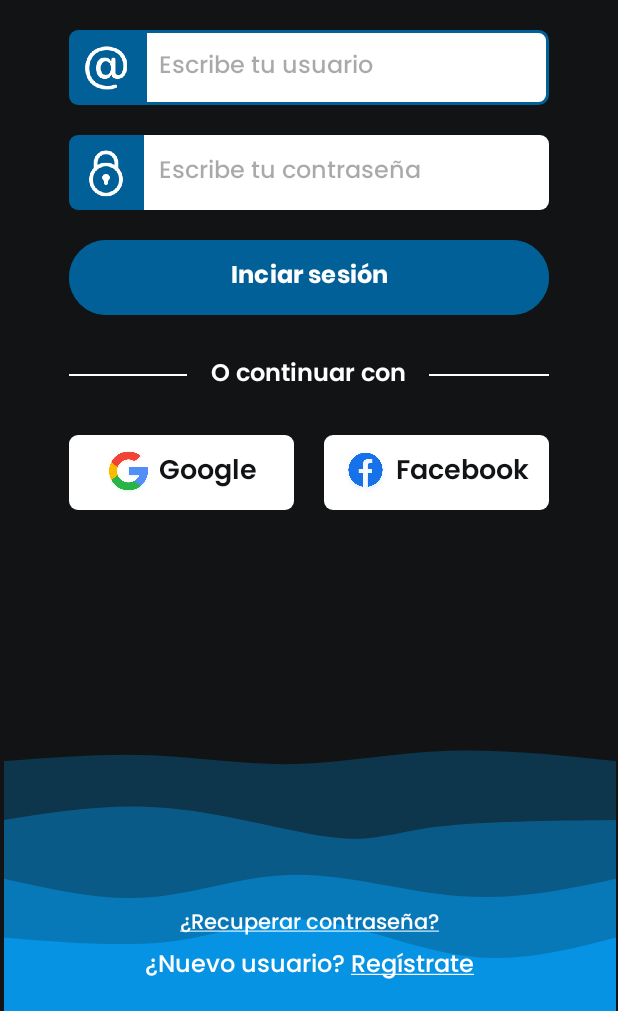
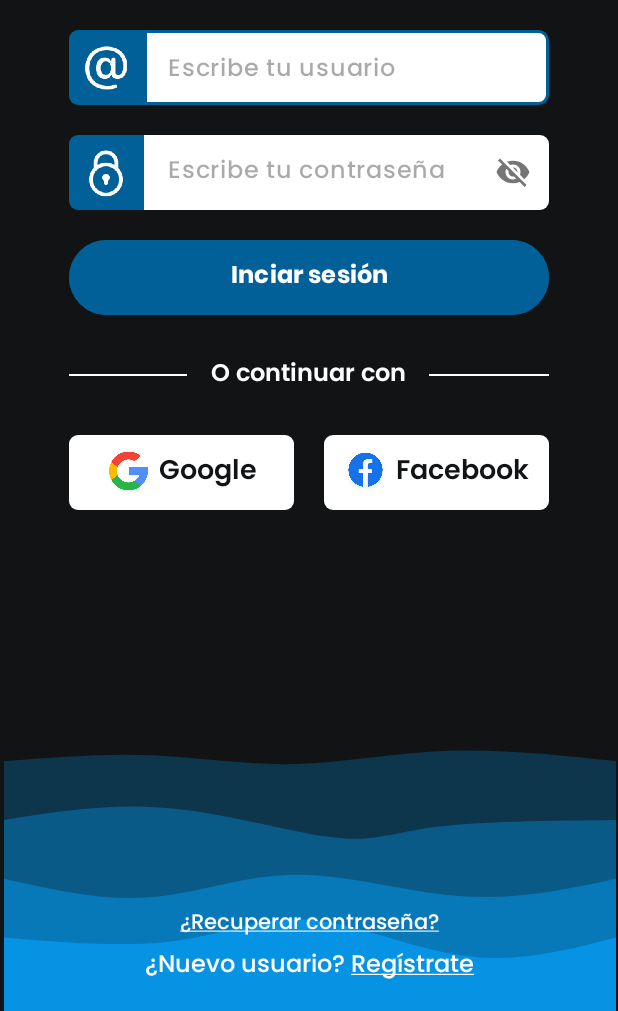
Before and after one commit to danimarin24/shopmate, an Android app: the LoginActivity screen opened directly, with no data from a screen before it, after a tap on "Inciar sesión", on a phone screen of 412 x 824 dp, the part 225-1236 px from its top. Run offline under Robolectric (Android 15) with nearby library versions, the phone set to English and light mode, and no system bars; network calls fail; 3 statements that could not run were skipped; 2 other taps on this screen came first.

Commit message:
WIP request api with correct apikey and check password hash

```diff
--- a/shopmate_app/app/src/main/java/com/example/shopmate_app/api/APIService.kt
+++ b/shopmate_app/app/src/main/java/com/example/shopmate_app/api/APIService.kt
@@ -6,6 +6,7 @@ import com.example.shopmate_app.model.User
 import retrofit2.Response
 import retrofit2.http.Body
 import retrofit2.http.GET
+import retrofit2.http.Header
 import retrofit2.http.Path
 import retrofit2.http.Query
 
@@ -13,23 +14,27 @@ interface APIService {
 
     // CATEGORY
     @GET("/api/Categories/{id}")
-    suspend fun getCategory(@Path("id") id: Int): Response<Category>
+    suspend fun getCategory(@Path("id") id: Int, @Header("x-api-key") apiKey: String): Response<Category>
 
     @GET("/api/Categories/")
-    suspend fun getCategories(): Response<Categories>
+    suspend fun getCategories(@Header("x-api-key") apiKey: String): Response<Categories>
 
 
     // USER
-    @GET("/api/users")
-    suspend fun getUser(@Query("token") token: String): Response<User>
+    @GET("/api/User/{username}")
+    suspend fun getUser(@Path("username") username: String, @Header("x-api-key") apiKey: String): Response<User>
+
+    @GET("/api/User/{id}")
+    suspend fun getUser(@Path("id") id: Int, @Header("x-api-key") apiKey: String): Response<User>
+
 
     @GET("/api/users")
-    suspend fun addUser(@Body user: User): Response<Message>
+    suspend fun addUser(@Body user: User, @Header("x-api-key") apiKey: String): Response<Message>
 
     @GET("/api/users")
-    suspend fun updateUser(@Body user: User): Response<Message>
+    suspend fun updateUser(@Body user: User, @Header("x-api-key") apiKey: String): Response<Message>
 
     @GET("/api/users")
-    suspend fun deleteUser(@Body user: User): Response<Message>
+    suspend fun deleteUser(@Body user: User, @Header("x-api-key") apiKey: String): Response<Message>
 
 }
--- a/shopmate_app/app/src/main/java/com/example/shopmate_app/api/CrudApi.kt
+++ b/shopmate_app/app/src/main/java/com/example/shopmate_app/api/CrudApi.kt
@@ -1,6 +1,7 @@
 package com.example.shopmate_app.api
 
 import android.util.Log
+import com.bumptech.glide.load.engine.Resource
 import com.example.shopmate_app.model.User
 import com.google.gson.GsonBuilder
 import kotlinx.coroutines.CoroutineScope
@@ -16,9 +17,11 @@ import retrofit2.converter.gson.GsonConverterFactory
 import kotlin.coroutines.CoroutineContext
 
 class CrudApi : CoroutineScope {
-    private val baseIp = "https://172.16.24.173"
-    private val port = "5934"
+    private val baseIp = "http://172.16.24.21"
+    private val port = "6385"
     private val apiUrl = "${baseIp}:${port}/"
+    private val apiKey = "c11cddd5b1554b78b6532b41287bd243"
+
 
     private val job = Job()
     override val coroutineContext: CoroutineContext
@@ -43,12 +46,12 @@ class CrudApi : CoroutineScope {
     }
 
 
-    fun getUser(token: String): User? {
+    fun getUser(username: String): User? {
         var res : Response<User>? = null
 
         runBlocking {
             val coroutine = launch {
-                res = getRetrofit().create(APIService::class.java).getUser(token)
+                res = getRetrofit().create(APIService::class.java).getUser(username, apiKey)
             }
             coroutine.join()
         }
@@ -66,7 +69,7 @@ class CrudApi : CoroutineScope {
 
         runBlocking {
             val corrutina = launch {
-                resposta = getRetrofit().create(APIService::class.java).addUser(user)
+                resposta = getRetrofit().create(APIService::class.java).addUser(user, apiKey)
             }
             corrutina.join()
         }
--- /dev/null
+++ b/shopmate_app/app/src/main/java/com/example/shopmate_app/model/PasswordsUtils.kt
@@ -0,0 +1,27 @@
+package com.example.shopmate_app.model
+
+import java.security.MessageDigest
+import java.math.BigInteger
+
+
+class PasswordUtils {
+    companion object {
+        // Función para hashear una cadena utilizando SHA-256
+        fun hashString(input: String): String {
+            val md = MessageDigest.getInstance("SHA-256")
+            val messageDigest = md.digest(input.toByteArray())
+            val no = BigInteger(1, messageDigest)
+            var hashtext = no.toString(16)
+            while (hashtext.length < 32) {
+                hashtext = "0$hashtext"
+            }
+            return hashtext
+        }
+
+        // Función para verificar si la contraseña ingresada coincide con la contraseña hasheada almacenada
+        fun checkPassword(inputPassword: String, storedHashedPassword: String): Boolean {
+            val hashedInputPassword = hashString(inputPassword)
+            return hashedInputPassword == storedHashedPassword
+        }
+    }
+}
--- a/shopmate_app/app/src/main/java/com/example/shopmate_app/model/User.kt
+++ b/shopmate_app/app/src/main/java/com/example/shopmate_app/model/User.kt
@@ -6,6 +6,7 @@ data class User(
     // PK
     val id: Int,
     val username: String,
+    val password: String,
     val name: String,
     val email: String,
     val phoneNumber: Int,
--- a/shopmate_app/app/src/main/java/com/example/shopmate_app/view/login/LoginActivity.kt
+++ b/shopmate_app/app/src/main/java/com/example/shopmate_app/view/login/LoginActivity.kt
@@ -12,7 +12,9 @@ import androidx.credentials.CredentialManager
 import androidx.credentials.GetCredentialRequest
 import androidx.credentials.exceptions.GetCredentialException
 import com.example.shopmate_app.R
+import com.example.shopmate_app.api.CrudApi
 import com.example.shopmate_app.databinding.ActivityLoginBinding
+import com.example.shopmate_app.model.PasswordUtils
 import com.example.shopmate_app.view.user.UserProfileActivity
 import com.google.android.libraries.identity.googleid.GetGoogleIdOption
 import com.google.android.libraries.identity.googleid.GoogleIdTokenCredential
@@ -40,7 +42,7 @@ class LoginActivity : AppCompatActivity() {
             insets
         }
 
-        checkLogged()
+        //checkLogged()
 
 
         // LISTENERS
@@ -72,7 +74,10 @@ class LoginActivity : AppCompatActivity() {
     // A function to check if user is already Login
     // redirect to home page.
     private fun checkLogged() {
-        /* TODO('') */
+
+
+
+
         val isLogged = true;
 
         if (isLogged) {
@@ -139,6 +144,24 @@ class LoginActivity : AppCompatActivity() {
     }
 
     private fun signEmailIn() {
+        var crudApi = CrudApi()
+
+
+
+        val username = binding.etUsername.text.toString()
+        val password = binding.etPassword.text.toString()
+        val hashedPassword = PasswordUtils.hashString(password)
+
+        Log.i("PASSWORD HASH", hashedPassword)
+
+        val user = crudApi.getUser("danimarin24")
+
+        if (user!!.password == hashedPassword) {
+            Log.i("USER NAME", user.name)
+            Log.i("USER EMAIL", user.email)
+            Log.i("USER PASSWORD HASH", user.password)
+        }
+
 
     }
 }
--- a/shopmate_app/app/src/main/java/com/example/shopmate_app/view/user/UserProfileActivity.kt
+++ b/shopmate_app/app/src/main/java/com/example/shopmate_app/view/user/UserProfileActivity.kt
@@ -23,10 +23,6 @@ class UserProfileActivity : AppCompatActivity() {
             insets
         }
 
-        binding.btnSignOut.setOnClickListener {
-            signGoogleOut()
-        }
-
     }
 
     private fun signGoogleOut(){
--- a/shopmate_app/app/src/main/res/layout/activity_login.xml
+++ b/shopmate_app/app/src/main/res/layout/activity_login.xml
@@ -83,20 +83,25 @@
                 android:src="@drawable/username_icon" />
         </RelativeLayout>
 
+        <com.google.android.material.textfield.TextInputLayout
+            android:id="@+id/etUsernameLayout"
+            android:layout_width="270dp"
+            android:layout_height="50dp"
+            app:hintEnabled="false">
 
-        <EditText
-            android:id="@+id/et_username"
-            android:layout_width="270dp"
-            android:layout_height="@dimen/height"
+            <com.google.android.material.textfield.TextInputEditText
+                android:id="@+id/etUsername"
+                android:layout_width="match_parent"
+                android:layout_height="match_parent"
                 android:autofillHints="username"
                 android:background="@drawable/custom_input"
-            android:ems="10"
                 android:fontFamily="@font/poppins_medium"
                 android:hint="@string/hintUsername"
+                android:includeFontPadding="false"
                 android:inputType="text"
-            android:paddingStart="@dimen/defaultPaddingLeft"
-            android:textAlignment="viewStart"
+                android:padding="0dp"
                 android:textSize="16sp" />
+        </com.google.android.material.textfield.TextInputLayout>
 
     </LinearLayout>
 
@@ -123,19 +128,26 @@
                 android:src="@drawable/lock_icon" />
         </RelativeLayout>
 
+        <com.google.android.material.textfield.TextInputLayout
+            android:id="@+id/etPasswordLayout"
+            android:layout_width="270dp"
+            android:layout_height="50dp"
+            app:hintEnabled="false"
+            app:passwordToggleEnabled="true">
 
-        <EditText
-            android:id="@+id/et_password"
-            android:layout_width="270dp"
-            android:layout_height="@dimen/height"
+            <com.google.android.material.textfield.TextInputEditText
+                android:id="@+id/etPassword"
+                android:layout_width="match_parent"
+                android:layout_height="match_parent"
                 android:autofillHints="password"
                 android:background="@drawable/custom_input"
-            android:ems="10"
                 android:fontFamily="@font/poppins_medium"
                 android:hint="@string/hintPassword"
                 android:inputType="textPassword"
-            android:paddingStart="@dimen/defaultPaddingLeft"
-            android:textSize="@dimen/defaultTextSize" />
+                android:padding="0dp"
+                android:textSize="16sp" />
+
+        </com.google.android.material.textfield.TextInputLayout>
 
     </LinearLayout>
 
--- a/shopmate_app/app/src/main/res/values/strings.xml
+++ b/shopmate_app/app/src/main/res/values/strings.xml
@@ -7,7 +7,7 @@
 
 
 
-    <string name="iconStr">Icon</string>
+    <string name="iconStr" translatable="false">Icon</string>
 
     <string name="hintUser">Escribe tu nombre</string>
     <string name="hintUsername">Escribe tu usuario</string>
```
Also changed, not shown: 1 other file. Lines whose indentation alone changed are shown as unchanged.
